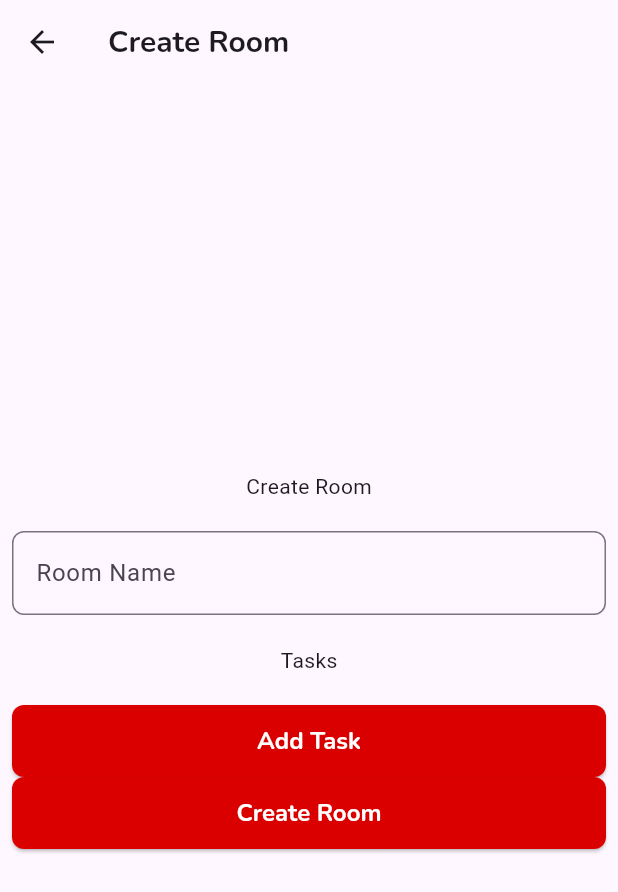
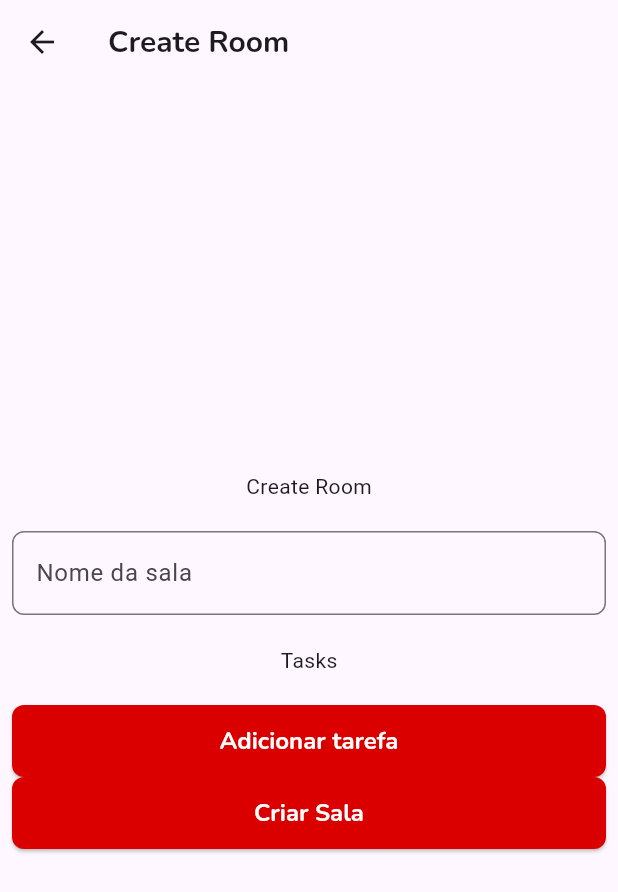
Before and after one commit to AdryanneKelly/ipoker, a Flutter app: the CreateRoomPage screen opened by its route, on a phone screen of 412 x 824 dp. Shown: the top 892 px of the screen. Run offline on Flutter 3.47's test engine with Material 3 defaults, Android fonts, the light colour scheme and no system bars; our stand-ins replace cloud_firestore, equatable, firebase_auth, firebase_core, flutter_bloc, fpdart and 2 more; accounts and stored records are empty.

Commit message:
clear: removing unecessary code

```diff
--- a/lib/src/app/features/room/presentation/pages/create_room_page.dart
+++ b/lib/src/app/features/room/presentation/pages/create_room_page.dart
@@ -49,7 +49,7 @@ class _CreateRoomPageState extends State<CreateRoomPage> {
                       return null;
                     },
                     decoration: const InputDecoration(
-                      labelText: 'Room Name',
+                      labelText: 'Nome da sala',
                     ),
                   ),
                   const SizedBox(height: 20),
@@ -112,14 +112,14 @@ class _CreateRoomPageState extends State<CreateRoomPage> {
                                           Navigator.pop(context);
                                         }
                                       },
-                                      child: const Text('Add Task')),
+                                      child: const Text('Adicionar tarefa')),
                                 ],
                               ),
                             );
                           },
                         );
                       },
-                      child: const Text('Add Task')),
+                      child: const Text('Adicionar tarefa')),
                   ElevatedButton(
                       onPressed: () {
                         if (formKey.currentState!.validate()) {
@@ -135,7 +135,7 @@ class _CreateRoomPageState extends State<CreateRoomPage> {
                           Navigator.pop(context);
                         }
                       },
-                      child: const Text('Create Room')),
+                      child: const Text('Criar Sala')),
                 ],
               ),
             ),
--- a/lib/src/app/features/room/presentation/pages/join_room_page.dart
+++ b/lib/src/app/features/room/presentation/pages/join_room_page.dart
@@ -47,9 +47,6 @@ class _JoinRoomPageState extends State<JoinRoomPage> {
     final size = MediaQuery.sizeOf(context);
     final user = firebaseAuth.currentUser;
     final isModerator = user?.uid == widget.room.moderator.id;
-    log('key room: ${widget.room.uid}');
-    //final tasks = firebaseFirestore.collection('tasks').where('roomId', isEqualTo: widget.room.uid).snapshots();
-    //vEO0rLrRlpIAjtf7PKJF
     return LoadingStart(
       onInit: () {
         taskBloc.add(GetTasks(roomId: widget.room.uid, collection: 'tasks'));
@@ -101,19 +98,22 @@ class _JoinRoomPageState extends State<JoinRoomPage> {
                                   child: SizedBox(
                                     width: size.width * 0.7,
                                     child: Column(
+                                      crossAxisAlignment: CrossAxisAlignment.start,
                                       children: [
                                         Text(
-                                          'Task: ${task.title}',
+                                          task.title,
                                           style: GoogleFonts.nunito(
                                             fontSize: 16,
                                             fontWeight: FontWeight.bold,
                                           ),
                                         ),
                                         const SizedBox(height: 10),
-                                        Text(
-                                          task.description,
-                                          style: GoogleFonts.nunito(
-                                            fontSize: 16,
+                                        Expanded(
+                                          child: Text(
+                                            task.description,
+                                            style: GoogleFonts.nunito(
+                                              fontSize: 16,
+                                            ),
                                           ),
                                         ),
                                       ],
@@ -352,17 +352,17 @@ class _JoinRoomPageState extends State<JoinRoomPage> {
                     }
 
                     if (!snapshot.hasData || snapshot.data == null) {
-                      return const Center(child: Text('No data found.'));
+                      return const Center(child: Text('Nenhum dado encontrado'));
                     }
 
                     final roomData = snapshot.data?.data() as Map<String, dynamic>?;
                     if (roomData == null) {
-                      return const Center(child: Text('Room data not available.'));
+                      return const Center(child: Text('Dados da sala não encontrados'));
                     }
 
                     final participantsData = roomData['participants'] as List<dynamic>?;
                     if (participantsData == null || participantsData.isEmpty) {
-                      return const Center(child: Text('No participants available.'));
+                      return const Center(child: Text('Sem participantes na sala'));
                     }
 
                     final participants = participantsData.map((participant) {
@@ -370,8 +370,6 @@ class _JoinRoomPageState extends State<JoinRoomPage> {
                     }).toList();
 
                     this.participants = participants;
-
-                    log('participants: $participants');
 
                     return GridView.builder(
                       gridDelegate: const SliverGridDelegateWithFixedCrossAxisCount(
```
Also changed, not shown: lib/src/app/features/room/presentation/pages/room_page.dart (+0 -7 lines).
